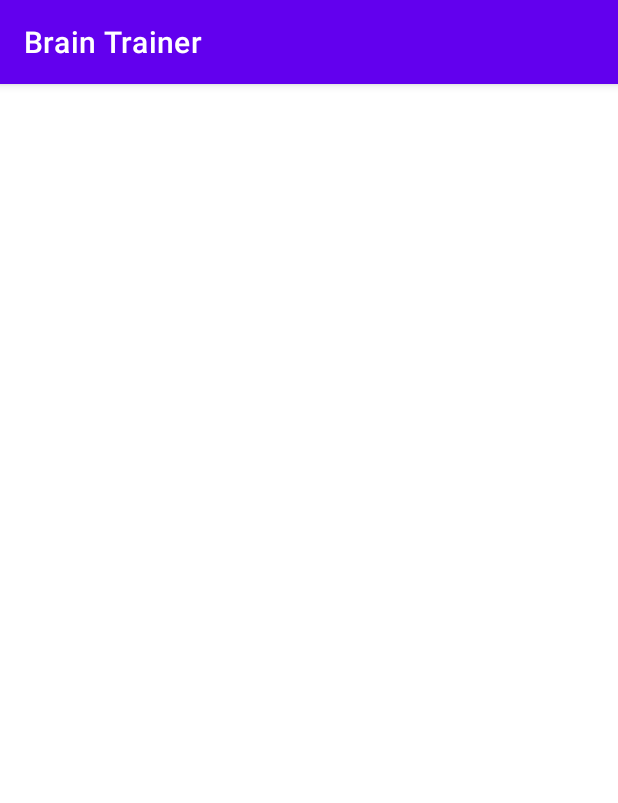
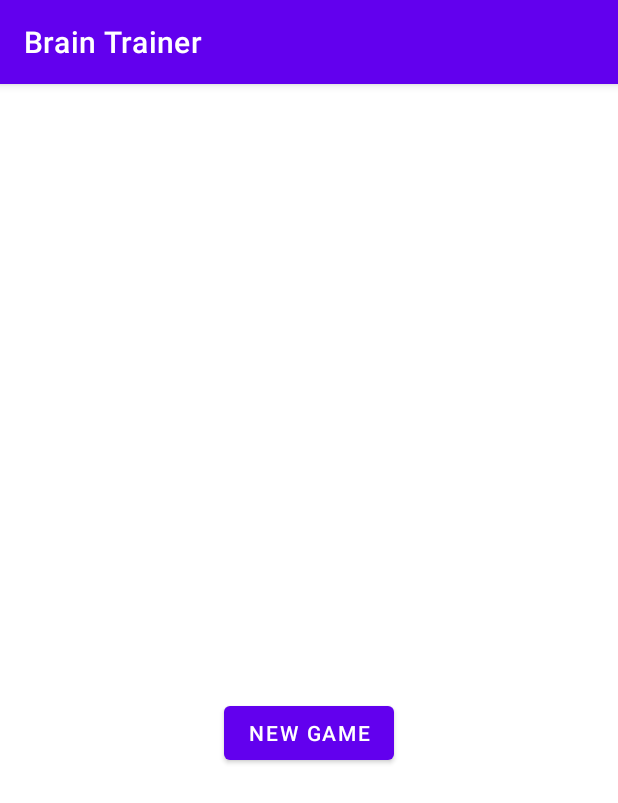
Before and after one commit to DennisHartstock/BrainTrainer, an Android app: the ScoreActivity screen opened directly, with no data from a screen before it, on a phone screen of 412 x 824 dp. Shown: the top 803 px of the screen. Run offline under Robolectric (Android 15) with nearby library versions, the phone set to English and light mode, and no system bars.

Commit message:
implement result and score viewing

```diff
--- a/app/src/main/java/com/commcode/braintrainer/ScoreActivity.java
+++ b/app/src/main/java/com/commcode/braintrainer/ScoreActivity.java
@@ -1,14 +1,37 @@
 package com.commcode.braintrainer;
 
+import android.content.Intent;
+import android.content.SharedPreferences;
 import android.os.Bundle;
+import android.preference.PreferenceManager;
+import android.widget.Button;
+import android.widget.TextView;
 
 import androidx.appcompat.app.AppCompatActivity;
 
 public class ScoreActivity extends AppCompatActivity {
 
+    private TextView tvResult;
+    private Button btNewGame;
+
     @Override
     protected void onCreate(Bundle savedInstanceState) {
         super.onCreate(savedInstanceState);
         setContentView(R.layout.activity_score);
+
+        tvResult = findViewById(R.id.tvResult);
+        btNewGame = findViewById(R.id.btNewGame);
+
+        Intent intent = getIntent();
+
+        if (intent != null && intent.hasExtra("result")) {
+            int result = intent.getIntExtra("result", 0);
+
+            SharedPreferences preferences = PreferenceManager.getDefaultSharedPreferences(this);
+            int score = preferences.getInt("score", 0);
+            tvResult.setText(String.format("Score: %s\nYour result: %s", score, result));
+        }
+
+        btNewGame.setOnClickListener(view -> startActivity(QuizActivity.newIntent(view.getContext())));
     }
 }
--- a/app/src/main/res/layout/activity_quiz.xml
+++ b/app/src/main/res/layout/activity_quiz.xml
@@ -7,7 +7,7 @@
     tools:context=".QuizActivity">
 
     <TextView
-        android:id="@+id/tvScore"
+        android:id="@+id/tvResult"
         android:layout_width="wrap_content"
         android:layout_height="wrap_content"
         android:padding="16dp"
@@ -39,7 +39,7 @@
         app:layout_constraintBottom_toTopOf="@id/tvOption1"
         app:layout_constraintEnd_toEndOf="parent"
         app:layout_constraintStart_toStartOf="parent"
-        app:layout_constraintTop_toBottomOf="@id/tvScore" />
+        app:layout_constraintTop_toBottomOf="@id/tvResult" />
 
     <TextView
         android:id="@+id/tvQuestion"
@@ -52,7 +52,7 @@
         app:layout_constraintBottom_toTopOf="@id/tvOption1"
         app:layout_constraintEnd_toEndOf="parent"
         app:layout_constraintStart_toStartOf="parent"
-        app:layout_constraintTop_toBottomOf="@id/tvScore"
+        app:layout_constraintTop_toBottomOf="@id/tvResult"
         tools:text="Question" />
 
     <TextView
--- a/app/src/main/res/layout/activity_score.xml
+++ b/app/src/main/res/layout/activity_score.xml
@@ -1,8 +1,31 @@
 <?xml version="1.0" encoding="utf-8"?>
 <androidx.constraintlayout.widget.ConstraintLayout xmlns:android="http://schemas.android.com/apk/res/android"
+    xmlns:app="http://schemas.android.com/apk/res-auto"
     xmlns:tools="http://schemas.android.com/tools"
     android:layout_width="match_parent"
     android:layout_height="match_parent"
     tools:context=".ScoreActivity">
 
+    <TextView
+        android:id="@+id/tvResult"
+        android:layout_width="wrap_content"
+        android:layout_height="wrap_content"
+        android:layout_margin="8dp"
+        android:padding="8dp"
+        android:textSize="24sp"
+        android:textStyle="bold"
+        app:layout_constraintBottom_toBottomOf="parent"
+        app:layout_constraintEnd_toEndOf="parent"
+        app:layout_constraintStart_toStartOf="parent"
+        app:layout_constraintTop_toTopOf="parent"
+        tools:text="Result" />
+
+    <Button
+        android:id="@+id/btNewGame"
+        android:layout_width="wrap_content"
+        android:layout_height="wrap_content"
+        android:text="@string/bt_new_game"
+        app:layout_constraintEnd_toEndOf="parent"
+        app:layout_constraintStart_toStartOf="parent"
+        app:layout_constraintTop_toBottomOf="@+id/tvResult" />
 </androidx.constraintlayout.widget.ConstraintLayout>
--- a/app/src/main/res/values/strings.xml
+++ b/app/src/main/res/values/strings.xml
@@ -1,4 +1,5 @@
 <resources>
     <string name="app_name">Brain Trainer</string>
     <string name="bt_start">start</string>
+    <string name="bt_new_game">new game</string>
 </resources>
```
Also changed, not shown: app/src/main/java/com/commcode/braintrainer/QuizActivity.java (+25 -2 lines).
